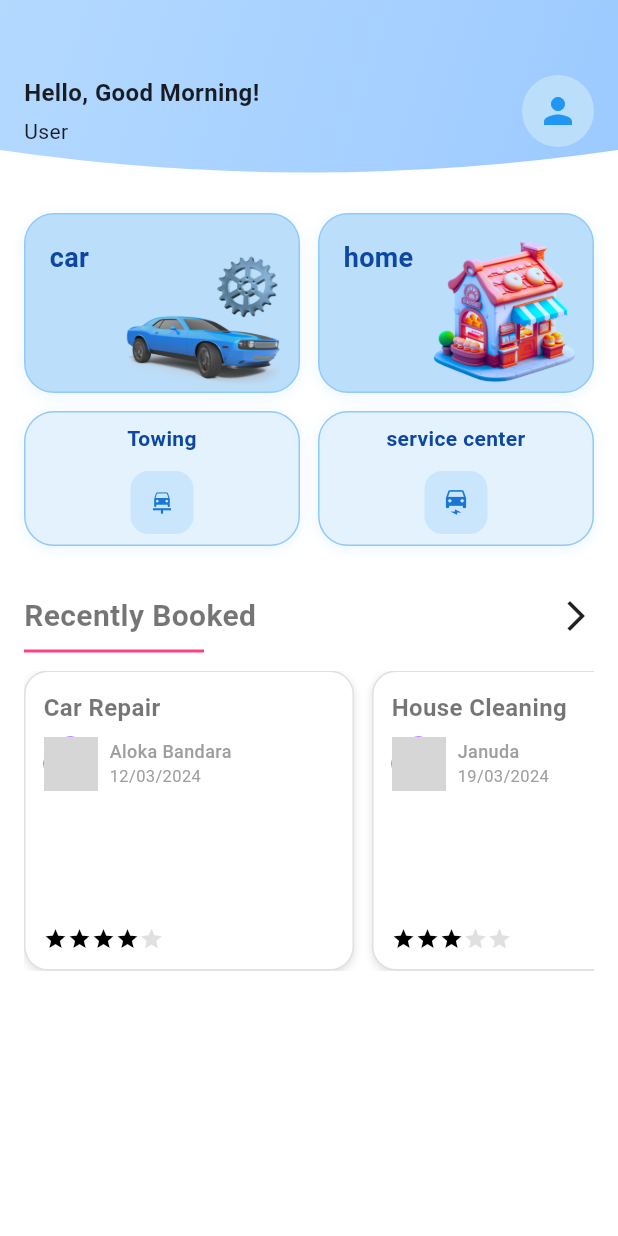
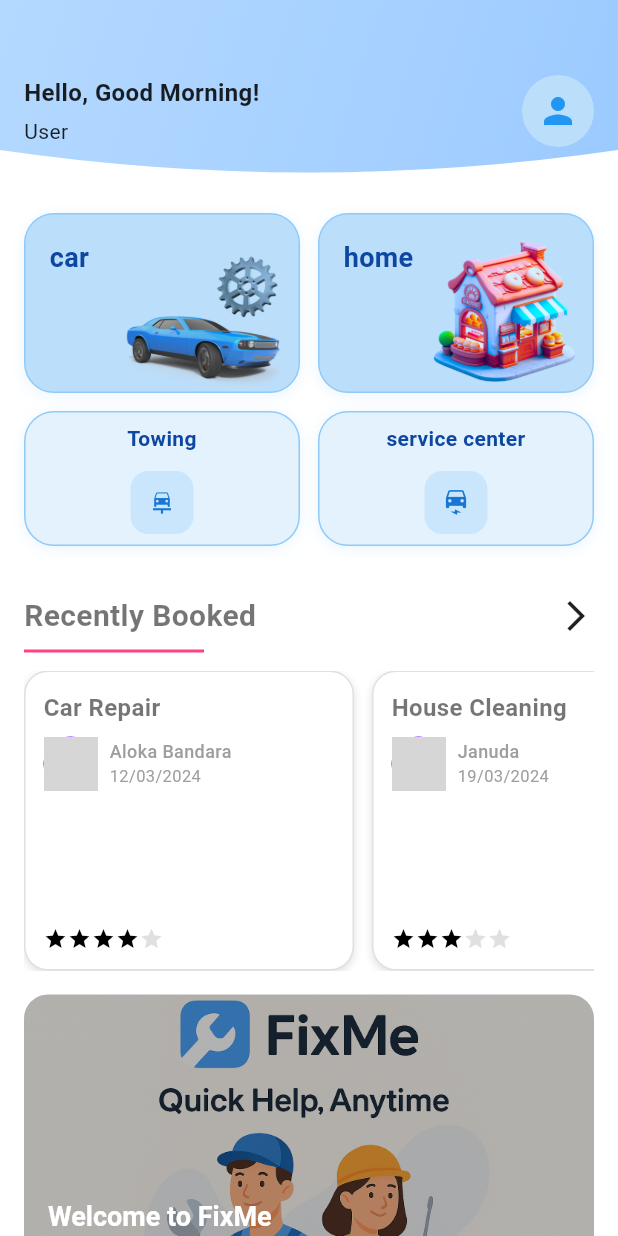
Before and after one commit to fixmetech/fixme, a Flutter app: the HomeScreen screen opened directly, on a phone screen of 412 x 824 dp. Run offline on Flutter 3.47's test engine with Material 3 defaults, Android fonts, the phone set to English and light mode, and no system bars; our stand-ins replace cloud_firestore, connectivity_plus, dio, firebase_auth, firebase_core, firebase_database and 10 more; missing offline and left inert: flutter_stripe; accounts and stored records are empty; network calls fail; Roboto replaces fonts that are missing (poppins); project files that could hold a hidden picture were left out; grey boxes are pictures that could not be loaded.

Commit message:
banner added to home screen

```diff
--- a/lib/screens/home_screen.dart
+++ b/lib/screens/home_screen.dart
@@ -2,6 +2,7 @@ import 'package:fixme/features/ongoing_request/screens/finish_job.dart';
 import 'package:fixme/features/ongoing_request/screens/share_pin.dart';
 import 'package:fixme/screens/serviceCenterProfile/service_center_profile.dart';
 import 'package:fixme/features/technician_profile/screens/technician_profile.dart';
+import 'package:fixme/widgets/home_banner.dart';
 import 'package:fixme/widgets/home_headers.dart';
 import 'package:fixme/widgets/recently_booked.dart';
 import 'package:fixme/widgets/service_category_card.dart';
@@ -21,6 +22,7 @@ class HomeScreen extends StatelessWidget {
             HomeHeaders(),
             ServiceGrid(),
             RecentlyBooked(),
+            FixMeBanner(),
           ],
         ),
       ),
--- /dev/null
+++ b/lib/widgets/home_banner.dart
@@ -0,0 +1,51 @@
+import 'package:flutter/material.dart';
+
+class FixMeBanner extends StatelessWidget {
+  const FixMeBanner({super.key});
+
+  @override
+  Widget build(BuildContext context) {
+    return Container(
+      width: double.infinity,
+      height: 220,
+      margin: const EdgeInsets.symmetric(horizontal: 16, vertical: 8),
+      decoration: BoxDecoration(
+        borderRadius: BorderRadius.circular(16),
+        image: const DecorationImage(
+          image: AssetImage('assets/images/fixmeBanner.png'), // your image path
+          fit: BoxFit.cover,
+        ),
+      ),
+      child: Container(
+        decoration: BoxDecoration(
+          borderRadius: BorderRadius.circular(16),
+          color: Colors.black.withOpacity(0.3), // overlay for text visibility
+        ),
+        child: Padding(
+          padding: const EdgeInsets.all(16.0),
+          child: Column(
+            crossAxisAlignment: CrossAxisAlignment.start,
+            mainAxisAlignment: MainAxisAlignment.end,
+            children: [
+              Text(
+                "Welcome to FixMe",
+                style: Theme.of(context).textTheme.headlineSmall?.copyWith(
+                      color: Colors.white,
+                      fontWeight: FontWeight.bold,
+                    ),
+              ),
+              const SizedBox(height: 8),
+              Text(
+                "Your one-stop solution for home and vehicle services.\nFind help anytime, anywhere!",
+                style: Theme.of(context).textTheme.bodyMedium?.copyWith(
+                      color: Colors.white.withOpacity(0.9),
+                      height: 1.3,
+                    ),
+              ),
+            ],
+          ),
+        ),
+      ),
+    );
+  }
+}
```
Also changed, not shown: assets/images/fixmeBanner.png (added).
